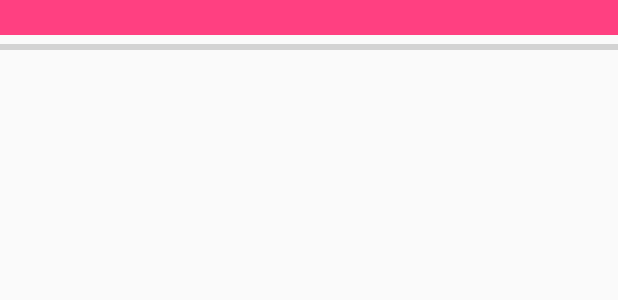
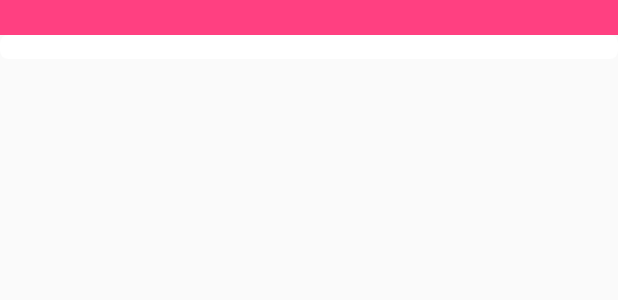
Before and after one commit to kyzyx/process-tracker, an Android app: the layout processview.xml on its own in the app's theme, with its tools: preview values and no code run, on a phone screen of 412 x 824 dp. Shown: the top 300 px of the screen. Run offline under Robolectric (Android 15) with nearby library versions, the phone set to English and light mode, and no system bars.

Commit message:
Update colors for everything

```diff
--- /dev/null
+++ b/androidapp/app/src/main/res/drawable/progress_main.xml
@@ -0,0 +1,45 @@
+<?xml version="1.0" encoding="utf-8"?>
+<layer-list xmlns:android="http://schemas.android.com/apk/res/android">
+    <item android:id="@android:id/background">
+        <shape>
+            <corners android:radius="5dip" />
+            <gradient
+                android:startColor="#ffffff"
+                android:centerColor="#ffffff"
+                android:centerY="0.75"
+                android:endColor="#ffffff"
+                android:angle="270"
+                />
+        </shape>
+    </item>
+
+    <item android:id="@android:id/secondaryProgress">
+        <clip>
+            <shape>
+                <corners android:radius="5dip" />
+                <gradient
+                    android:startColor="#80ffd300"
+                    android:centerColor="#80ffb600"
+                    android:centerY="0.75"
+                    android:endColor="#a0ffcb00"
+                    android:angle="270"
+                    />
+            </shape>
+        </clip>
+    </item>
+    <item
+        android:id="@android:id/progress"
+        >
+        <clip>
+            <shape>
+                <corners
+                    android:radius="5dip" />
+                <gradient
+                    android:startColor="#88FFFF"
+                    android:endColor="#008080"
+                    android:angle="270" />
+            </shape>
+        </clip>
+    </item>
+
+</layer-list>
--- a/androidapp/app/src/main/res/layout/processview.xml
+++ b/androidapp/app/src/main/res/layout/processview.xml
@@ -22,7 +22,8 @@
         android:layout_height="wrap_content"
         android:layout_weight="0"
         android:max="100"
-        android:min="0" />
+        android:min="0"
+        android:progressDrawable="@drawable/progress_main" />
 
     <TextView
         android:id="@+id/outputView"
@@ -31,8 +32,9 @@
         android:layout_weight="1"
         android:autoLink="web"
         android:ems="10"
+        android:linksClickable="true"
         android:padding="2dp"
-        android:linksClickable="true" />
+        android:textColorLink="@android:color/holo_blue_dark" />
 
     <TextView
         android:id="@+id/timestampView"
--- a/androidapp/app/src/main/res/values/colors.xml
+++ b/androidapp/app/src/main/res/values/colors.xml
@@ -5,4 +5,6 @@
     <color name="colorAccent">#ff4081</color>
 
     <color name="colorTimestampBar">#EEEEEE</color>
+    <color name="colorComplete">#DDFFDD</color>
+    <color name="colorInactive">#AAAAAA</color>
 </resources>
```
Also changed, not shown: androidapp/app/src/main/java/com/ilogues/ed/processtracker/ProcessViewFragment.java (+6 -2 lines), androidapp/app/src/main/res/drawable/progress_complete.xml (added, +45 -0 lines), androidapp/app/src/main/res/drawable/progress_err.xml (added, +45 -0 lines).
